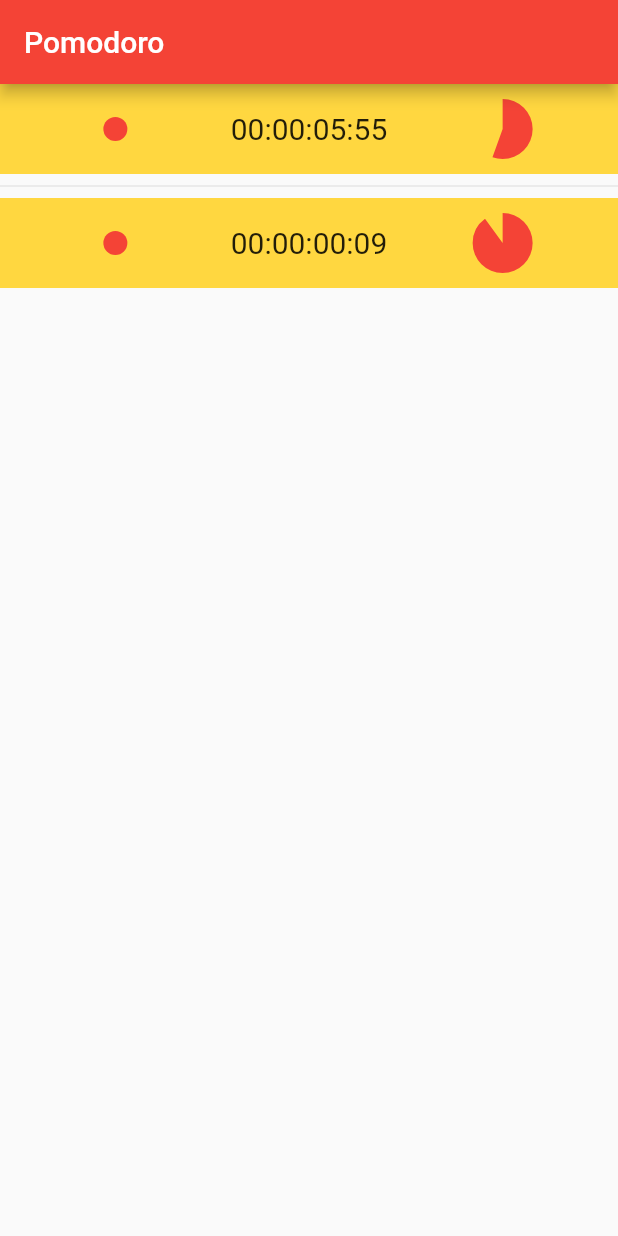
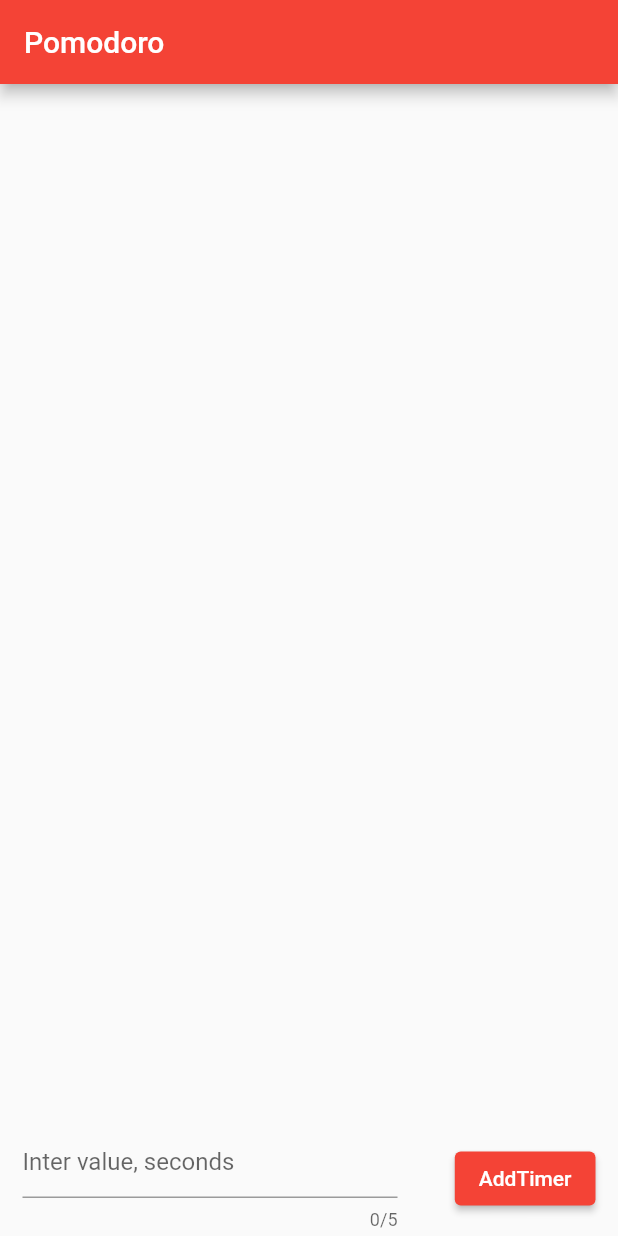
Before and after one commit to Bondidos/pomodoro_flutter_version, a Flutter app: the screen it shows after launch, on a phone screen of 412 x 824 dp. Run offline on Flutter 3.47's test engine with Material 2 defaults, Android fonts, the phone set to English and light mode, and no system bars.

Commit message:
countdownTimer

```diff
--- a/lib/pages/pomodoro.dart
+++ b/lib/pages/pomodoro.dart
@@ -1,9 +1,11 @@
+import 'package:quiver/async.dart';
 import 'package:flutter/cupertino.dart';
 import 'package:flutter/material.dart';
 import 'package:pomodoro_flutter_version/util/util.dart';
 
 import '../painted_widgets/drawDot.dart';
 import '../painted_widgets/drawFillingCircle.dart';
+import '../timer_model/model.dart';
 
 class Pomodoro extends StatefulWidget {
   const Pomodoro({Key? key}) : super(key: key);
@@ -13,7 +15,15 @@
 }
 
 class PomodoroState extends State<Pomodoro> {
+  List<PomodoroItem> list = [];
+  final GlobalKey<FormState> _formKey = GlobalKey<FormState>();
+  final _addNewTimerController = TextEditingController();
+  CountdownTimer? timer;
 
+
+  String? _error;
+
+  String? _errorInputText() => _error;
 
   @override
   Widget build(BuildContext context) {
@@ -21,20 +31,91 @@
       appBar: AppBar(
         title: const Text('Pomodoro'),
       ),
-      body: ListView(
+      body: Column(
         children: [
-          item(context,10000,5550),
-          Divider(),
-          item(context,100,90),
+          Expanded(
+            flex: 9,
+            child: ListView.builder(
+                itemCount: list.length,
+                itemBuilder: (context, index) {
+                  return item(
+                    context,
+                    list[index],
+                  );
+                }),
+          ),
+          Expanded(
+            flex: 1,
+            child: Form(
+              key: _formKey,
+              child: Row(
+                mainAxisAlignment: MainAxisAlignment.spaceBetween,
+                crossAxisAlignment: CrossAxisAlignment.center,
+                children: [
+                  Padding(
+                    padding: const EdgeInsets.symmetric(horizontal: 15),
+                    child: SizedBox(
+                      width: 250,
+                      child: TextFormField(
+                        controller: _addNewTimerController,
+                        keyboardType: TextInputType.number,
+                        maxLength: 5,
+                        decoration: InputDecoration(
+                          errorText: _errorInputText(),
+                          hintText: 'Inter value, seconds',
+                        ),
+                        validator: (String? value) {
+                          if (value == null || value.isEmpty) {
+                            return 'Please enter some time';
+                          }
+                          return null;
+                        },
+                      ),
+                    ),
+                  ),
+                  Padding(
+                    padding: const EdgeInsets.symmetric(horizontal: 15),
+                    child: ElevatedButton(
+                      onPressed: () {
+                        if (_formKey.currentState!.validate()) {
+                          _error = _formKey.currentState!.validate() != null
+                              ? _formKey.currentState!.validate().toString()
+                              : null;
+                          addNewTimer();
+                        }
+                      },
+                      child: const Text('AddTimer'),
+                    ),
+                  ),
+                ],
+              ),
+            ),
+          ),
         ],
       ),
     );
   }
+
+  void addNewTimer() {
+    setState(() {
+      list.add(PomodoroItem(
+          id: list.length,
+          isStarted: false,
+          isFinished: false,
+          currentMsState: double.parse(_addNewTimerController.text) * 1000,
+          futureMsState: double.parse(_addNewTimerController.text) * 1000));
+    });
   }
 
-Widget item(BuildContext context, double periodMs, double currentMs) => Container(
+  Widget item(BuildContext context, PomodoroItem item) => Padding(
+        padding: const EdgeInsets.all(4.0),
+        child: Container(
           height: 60,
-      color: Colors.amberAccent,
+          decoration: BoxDecoration(
+            borderRadius: BorderRadius.circular(20),
+            color: Colors.black12,
+          ),
+          // color: Colors.amberAccent,
           child: Row(
             crossAxisAlignment: CrossAxisAlignment.center,
             mainAxisAlignment: MainAxisAlignment.spaceEvenly,
@@ -43,13 +124,64 @@
                 foregroundPainter: DotPainter(context: context),
               ),
               Text(
-            displayTime(currentMs),
-            style: TextStyle(fontSize: 20),//TODO AWESOME STYLE
+                displayTime(item.currentMsState),
+                style: const TextStyle(fontSize: 20), //TODO AWESOME STYLE
               ),
               CustomPaint(
-            foregroundPainter:
-                FillingCircle(currentMs: currentMs, periodMs: periodMs, context: context),
+                foregroundPainter: FillingCircle(
+                  currentMs: item.currentMsState,
+                  periodMs: item.futureMsState,
+                  context: context,
+                ),
+              ),
+              ElevatedButton(
+                onPressed: () {
+                  if(!item.isStarted && !item.isFinished){
+                    timer = CountdownTimer(
+                      Duration(milliseconds: item.currentMsState.toInt()),
+                      const Duration(milliseconds: 100),
+                    );
+
+                    item.isStarted = timer?.isRunning ?? false;
+                    print(item.isStarted);
+                    var sub = timer?.listen(null);
+                    sub?.onData((duration) {
+                      setState(() {
+                        item.currentMsState -= duration.increment.inMilliseconds;
+                        // print(duration.increment.inMilliseconds);
+                      });
+                    });
+                    sub?.onDone(() {
+                      item.isStarted = false;
+                      if(item.currentMsState <= 0){
+                        item.isFinished = true;
+                        item.currentMsState = item.futureMsState;
+                      }
+                      // item.isFinished = true;
+                      // timer = null;
+                      print(item.isFinished);
+                    });
+                  } else if(item.isStarted && !item.isFinished){
+                      timer?.cancel();
+                      timer = null;
+                      setState(() {
+                        item.isStarted = false;
+                      });
+                  }
+                },
+                child: Text(item.isStarted ? 'Stop' : 'Start'),
+              ),
+              IconButton(
+                icon: const Icon(Icons.delete),
+                color: Theme.of(context).primaryColor,
+                onPressed: () {
+                  setState(() {
+                    list.remove(item);
+                  });
+                },
               ),
             ],
           ),
+        ),
       );
+}
--- a/pubspec.yaml
+++ b/pubspec.yaml
@@ -34,6 +34,7 @@
   # The following adds the Cupertino Icons font to your application.
   # Use with the CupertinoIcons class for iOS style icons.
   cupertino_icons: ^1.0.2
+  quiver:
 
 dev_dependencies:
   flutter_test:
```
Also changed, not shown: pubspec.lock. Lines whose indentation alone changed are shown as unchanged.
